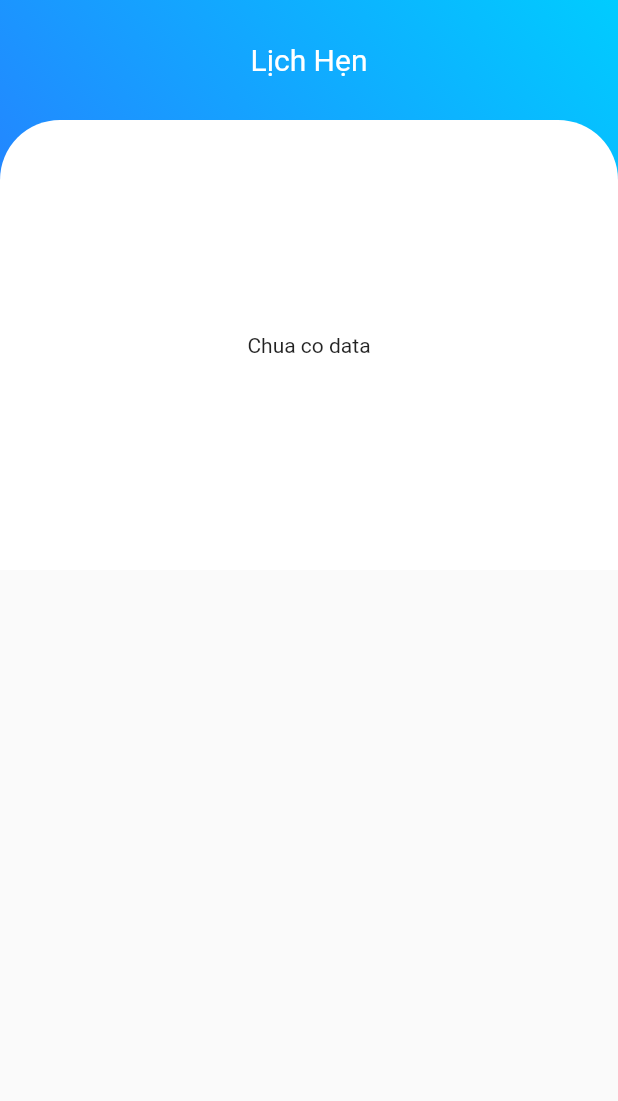
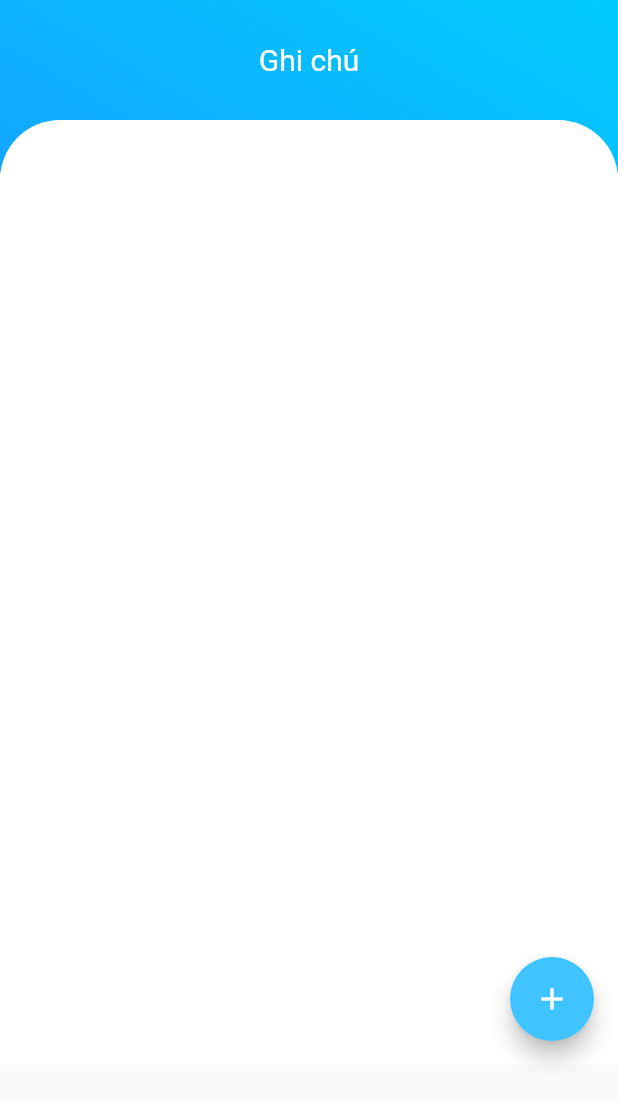
Before and after one commit to ngotruongan001/DoAnFlutter, a Flutter app: the AppointmentPage screen opened directly, on a phone screen of 412 x 824 dp. Shown: the top 1101 px of the screen. Run offline on Flutter 3.47's test engine with Material 2 defaults, Android fonts, the phone set to English and light mode, and no system bars; our stand-ins replace cloud_firestore, firebase_auth, firebase_core, firebase_storage, flutter_image_compress, flutter_svg and 7 more; accounts and stored records are empty; project files that could hold a hidden picture were left out.

Commit message:
Todolist Ghi Chu

```diff
--- a/theodoisuckhoe_app/lib/screens/page/Appointment.dart
+++ b/theodoisuckhoe_app/lib/screens/page/Appointment.dart
@@ -1,4 +1,5 @@
 import 'package:flutter/material.dart';
+import 'package:theodoisuckhoe_app/screens/page/appointment/todoList.dart';
 
 class AppointmentPage extends StatefulWidget {
   @override
@@ -13,7 +14,7 @@ class _AppointmentPage extends State<AppointmentPage> {
       child: SafeArea(
         child: Container(
           decoration: BoxDecoration(
-                gradient:  LinearGradient(
+            gradient: LinearGradient(
               colors: [
                 Color(0xFF3366FF),
                 Color(0xFF00CCFF),
@@ -29,22 +30,27 @@ class _AppointmentPage extends State<AppointmentPage> {
               Container(
                 height: 80,
                 child: Center(
-                      child: Text("Lịch Hẹn", style: TextStyle(color: Colors.white, fontSize: 20),),
+                  child: Text(
+                    "Ghi chú",
+                    style: TextStyle(color: Colors.white, fontSize: 20),
+                  ),
                 ),
               ),
               Container(
-                    height: 300,
+                height: 630,
                 decoration: BoxDecoration(
                     color: Colors.white,
-                        borderRadius: BorderRadius.only(topRight: Radius.circular(40), topLeft: Radius.circular(40))
-                    ),
-                    child: Center(child: Text("Chua co data")),
+                    borderRadius: BorderRadius.only(
+                        topRight: Radius.circular(40),
+                        topLeft: Radius.circular(40))),
+                child: Container(
+                  margin: EdgeInsets.only(top: 35),
+                    child: ToDoList()),
               )
             ],
           ),
         ),
       ),
-        )
-    );
+    ));
   }
 }
--- /dev/null
+++ b/theodoisuckhoe_app/lib/screens/page/appointment/todoList.dart
@@ -0,0 +1,92 @@
+
+import 'package:flutter/material.dart';
+import 'package:font_awesome_flutter/font_awesome_flutter.dart';
+
+
+class ToDoList extends StatefulWidget {
+  const ToDoList({Key? key}) : super(key: key);
+
+
+  @override
+  _ToDoListState createState() => _ToDoListState();
+}
+
+class _ToDoListState extends State<ToDoList> {
+  List todos = [];
+  String input = "";
+  @override
+  Widget build(BuildContext context) {
+    return Scaffold(
+        backgroundColor: Colors.white,
+      floatingActionButton: FloatingActionButton(
+          backgroundColor: Colors.lightBlueAccent,
+          onPressed: (){
+            showDialog(
+                context: context,
+                builder: (BuildContext context)
+                {
+                  return AlertDialog(
+                    elevation: 4.0,
+                    shape: RoundedRectangleBorder(
+                        borderRadius: BorderRadius.circular(8)
+                    ),
+                    title: Text("Tạo ghi chú"),
+                    content: TextField(
+                      onChanged: (String value){
+                        input = value;
+                      },
+                    ),
+                    actions: <Widget>[
+                      // ignore: deprecated_member_use
+                      FlatButton(
+                          onPressed: (){
+                            setState(() {
+                              todos.add(input);
+                            });
+                            Navigator.of(context).pop();
+                          },
+                          child: Text("Tạo"))
+                    ],
+                  );
+                }
+            );
+          },
+          child: Icon(
+            Icons.add,
+            color: Colors.white,
+          )
+      ),
+      body: Padding(
+        padding: EdgeInsets.all(10.0),
+        child: ListView.builder(
+
+            itemCount: todos.length,
+            itemBuilder: (BuildContext context,int index){
+              return Dismissible(
+                key: Key(todos[index]),
+                child: Card(
+                  color: Color(0xFF00CCFF).withOpacity(0.7),
+
+                  margin: EdgeInsets.all(8),
+                  shape: RoundedRectangleBorder(
+                      borderRadius: BorderRadius.circular(16)
+                  ),
+                  child: ListTile(
+                    title: Text(todos[index], style: TextStyle(color: Colors.white, fontSize: 16, fontWeight: FontWeight.bold),
+                    ),
+                    trailing: IconButton(
+                      icon: Icon(Icons.delete,
+                          color: Colors.red),
+                      onPressed: (){
+                        setState(() {
+                          todos.removeAt(index);
+                        });
+                      },
+                    ),
+                  ),
+                ),);
+            }),
+      ),
+    );;
+  }
+}
--- a/theodoisuckhoe_app/lib/screens/page/index.dart
+++ b/theodoisuckhoe_app/lib/screens/page/index.dart
@@ -40,7 +40,7 @@ class _MyHomePageState extends State<MyHomePage> {
           ),
           BottomNavigationBarItem(
             icon: Icon(Icons.calendar_today_outlined),
-            label: 'Lịch hẹn',
+            label: 'Ghi chú',
           ),
           BottomNavigationBarItem(
             icon: Icon(Icons.add_alert),
```
Also changed, not shown: theodoisuckhoe_app/lib/auth/google_login_controller.dart (+10 -4 lines), theodoisuckhoe_app/lib/screens/page/Home.dart (indentation only). Lines whose indentation alone changed are shown as unchanged.
